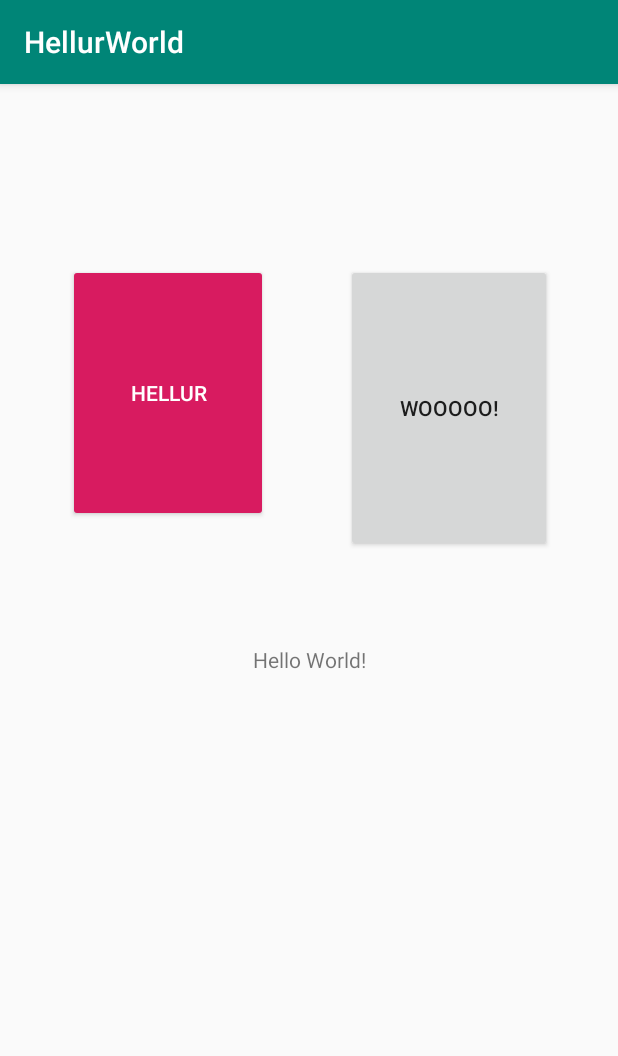
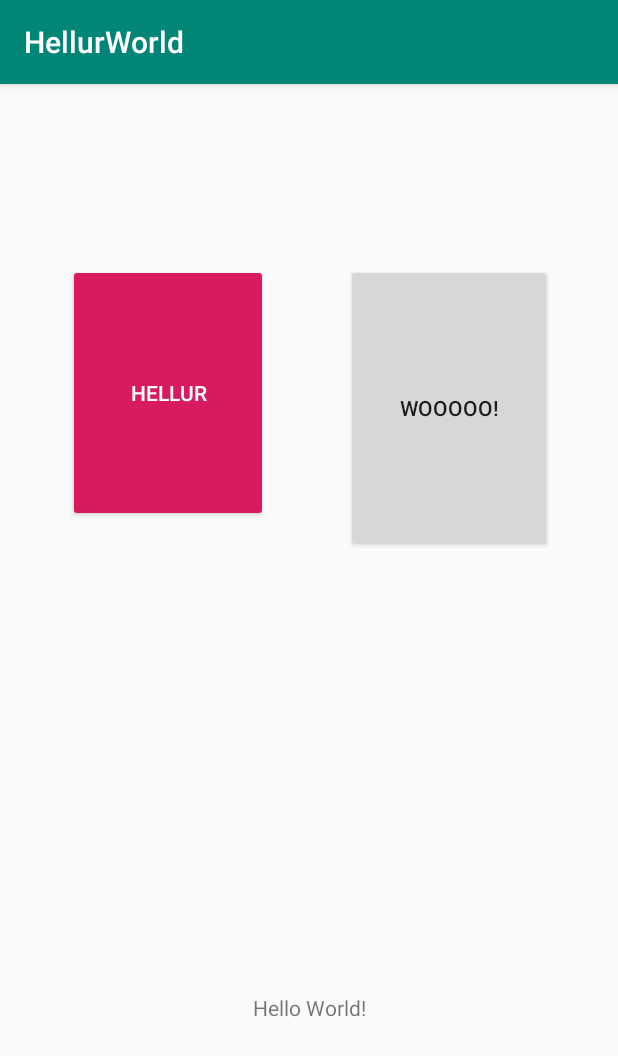
Before and after one commit to benvoliobenji/IntoTheAbyss, an Android app: the screen it shows after launch (MainActivity), on a phone screen of 412 x 824 dp. Shown: the top 1056 px of the screen. Run offline under Robolectric (Android 15) with nearby library versions, the phone set to English and light mode, and no system bars.

Commit message:
More random stuff, not much.

```diff
--- a/Experiments/joevt/app/src/main/res/layout/activity_main.xml
+++ b/Experiments/joevt/app/src/main/res/layout/activity_main.xml
@@ -14,7 +14,7 @@
             app:layout_constraintBottom_toBottomOf="parent"
             app:layout_constraintLeft_toLeftOf="parent"
             app:layout_constraintRight_toRightOf="parent"
-            app:layout_constraintTop_toTopOf="parent" android:id="@+id/text"/>
+            app:layout_constraintTop_toTopOf="parent" android:id="@+id/text" app:layout_constraintVertical_bias="0.81"/>
     <Button
             android:text="@string/hellur"
             android:layout_width="133dp"
@@ -28,6 +28,7 @@
             android:layout_width="137dp"
             android:layout_height="192dp"
             android:id="@+id/button2" app:layout_constraintTop_toTopOf="parent"
-            android:layout_marginTop="120dp" app:layout_constraintEnd_toEndOf="parent" android:layout_marginEnd="44dp"/>
+            android:layout_marginTop="120dp" android:layout_marginStart="52dp"
+            app:layout_constraintStart_toEndOf="@+id/button1"/>
 
 </android.support.constraint.ConstraintLayout>
```
Also changed, not shown: Experiments/joevt/app/src/main/java/com/example/hellurworld/Hellur.kt (+23 -0 lines).
